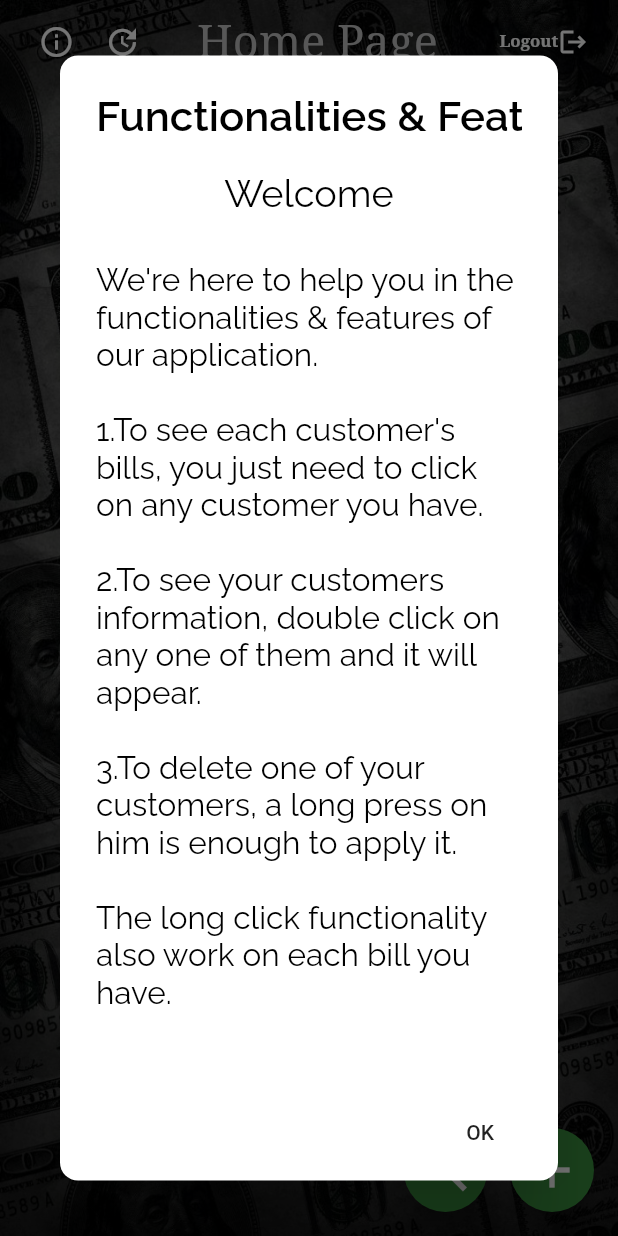
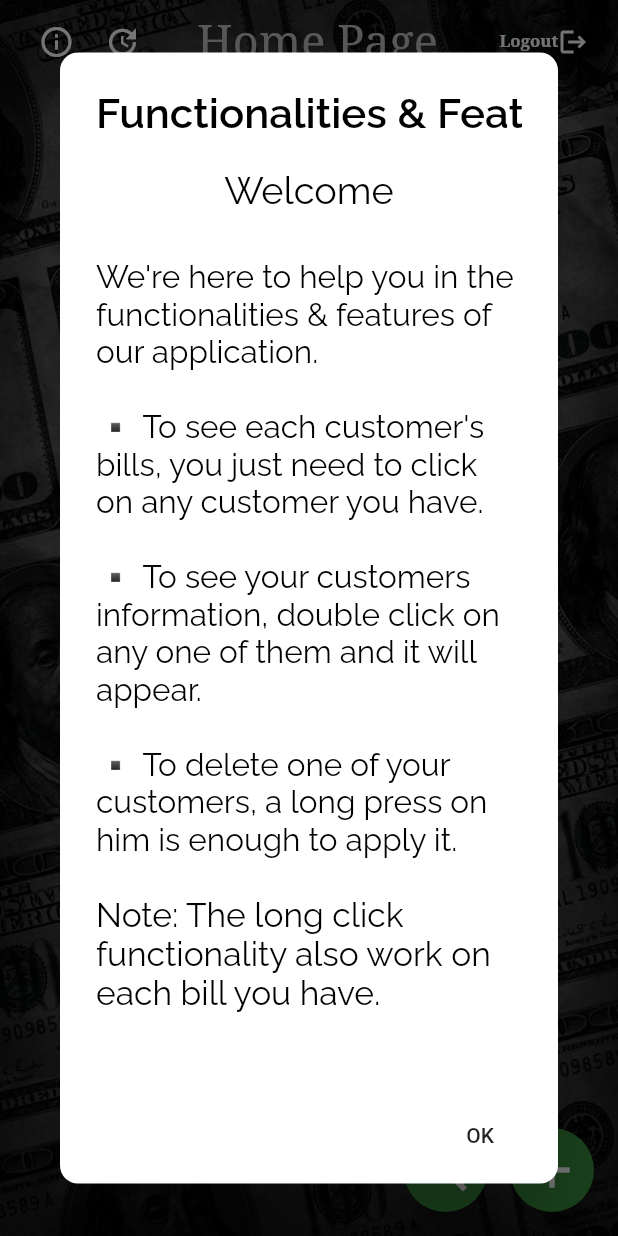
Before and after one commit to omaralagha6/senior, a Flutter app: the HomeScreen screen opened directly with empty values, after a tap on the "info" icon, on a phone screen of 412 x 824 dp. Run offline on Flutter 3.47's test engine with Material 2 defaults, Android fonts, the phone set to English and light mode, and no system bars; our stand-ins replace animated_text_kit, cloud_firestore, connectivity, country_picker, firebase_auth, firebase_core and 5 more; missing offline and left inert: firebase_ml_vision, random_color; accounts and stored records are empty.

Commit message:
Last Version

```diff
--- a/lib/screens/Home.dart
+++ b/lib/screens/Home.dart
@@ -62,7 +62,6 @@ class _HomeScreenState extends State<HomeScreen> {
                         context: context,
                         builder: (context) {
                           return AlertDialog(
-
                             shape: RoundedRectangleBorder(
                                 borderRadius: BorderRadius.circular(12)),
                             title: SingleChildScrollView(
@@ -93,23 +92,21 @@ class _HomeScreenState extends State<HomeScreen> {
                                     textScaleFactor: 1.5,
                                   ),
                                   Text(
-                                    "1.To see each customer's bills, you just need to click on any customer you have.\n",
+                                    "▪ To see each customer's bills, you just need to click on any customer you have.\n",
                                     textScaleFactor: 1.5,
                                   ),
                                   Text(
-                                    "2.To see your customers information, double click on any one of them and it will appear.\n",
+                                    "▪ To see your customers information, double click on any one of them and it will appear.\n",
                                     textScaleFactor: 1.5,
                                   ),
                                   Text(
-                                    "3.To delete one of your customers, a long press on him is enough to apply it.\n",
+                                    "▪ To delete one of your customers, a long press on him is enough to apply it.\n",
                                     textScaleFactor: 1.5,
                                   ),
-
                                   Text(
-                                    "The long click functionality also work on each bill you have.\n",
-                                    textScaleFactor: 1.5,
+                                    "Note: The long click functionality also work on each bill you have.\n",
+                                    textScaleFactor: 1.6,
                                   ),
-
                                 ],
                               ),
                             ),
@@ -259,7 +256,7 @@ class _HomeScreenState extends State<HomeScreen> {
                                             MainAxisAlignment.center,
                                         children: [
                                           Icon(
-                                           Icons.warning,
+                                            Icons.warning,
                                             size: 60,
                                             color: Colors.red,
                                           ),
@@ -267,8 +264,8 @@ class _HomeScreenState extends State<HomeScreen> {
                                             height: 15,
                                           ),
                                           Text(
-                                              "Are You Sure you want to delete this customer?",
-                                              textScaleFactor: 1.4,
+                                            "Are You Sure you want to delete this customer?",
+                                            textScaleFactor: 1.4,
                                           ),
                                         ],
                                       ),
--- a/lib/screens/UpdateCustomer.dart
+++ b/lib/screens/UpdateCustomer.dart
@@ -68,7 +68,7 @@ class _UpdateCustomerState extends State<UpdateCustomer> {
               child: Text(
                 "Update Customer Info",
                 style: infoStyleTXT,
-                textScaleFactor: 1.3,
+                textScaleFactor: 1.1,
               ),
             ),
             leading: IconButton(
--- a/lib/screens/UpdateUser.dart
+++ b/lib/screens/UpdateUser.dart
@@ -69,7 +69,7 @@ class _UpdateUserState extends State<UpdateUser> {
           title: Text(
             "Update User Info",
             style: infoStyleTXT,
-            textScaleFactor: 1.0,
+            textScaleFactor: 1.1,
           ),
           leading: IconButton(
             onPressed: () {
```
Also changed, not shown: lib/screens/CreateDollarBill.dart (+5 -2 lines), lib/screens/ForgotPassword.dart (+32 -2 lines), 6 other files.
